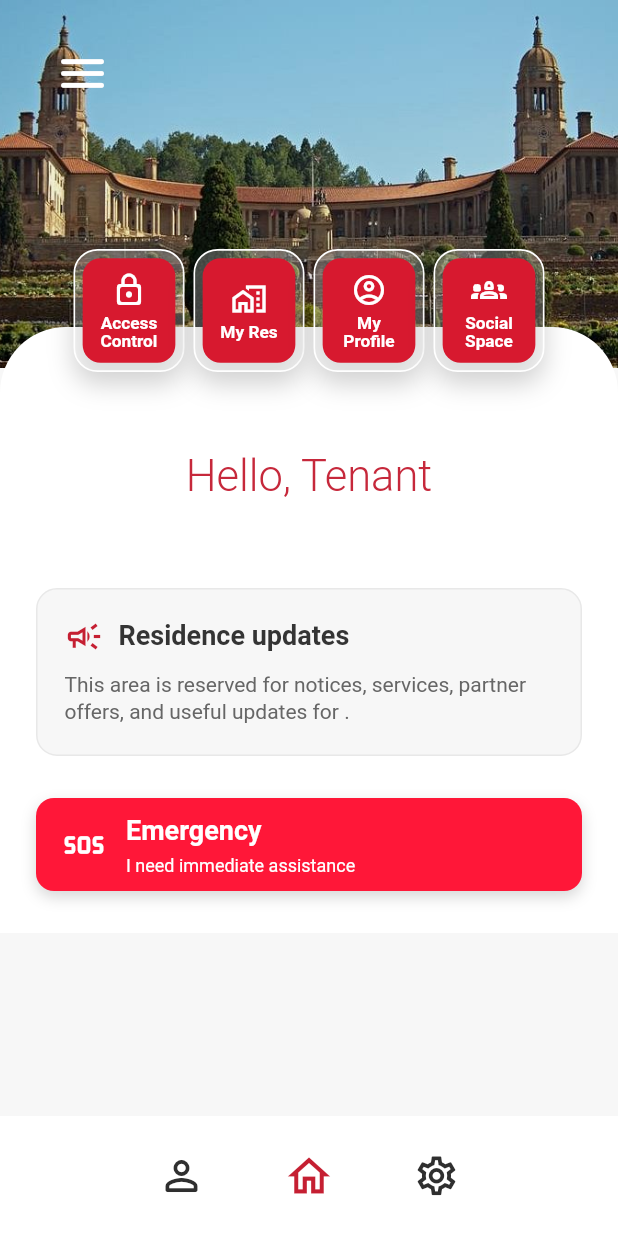
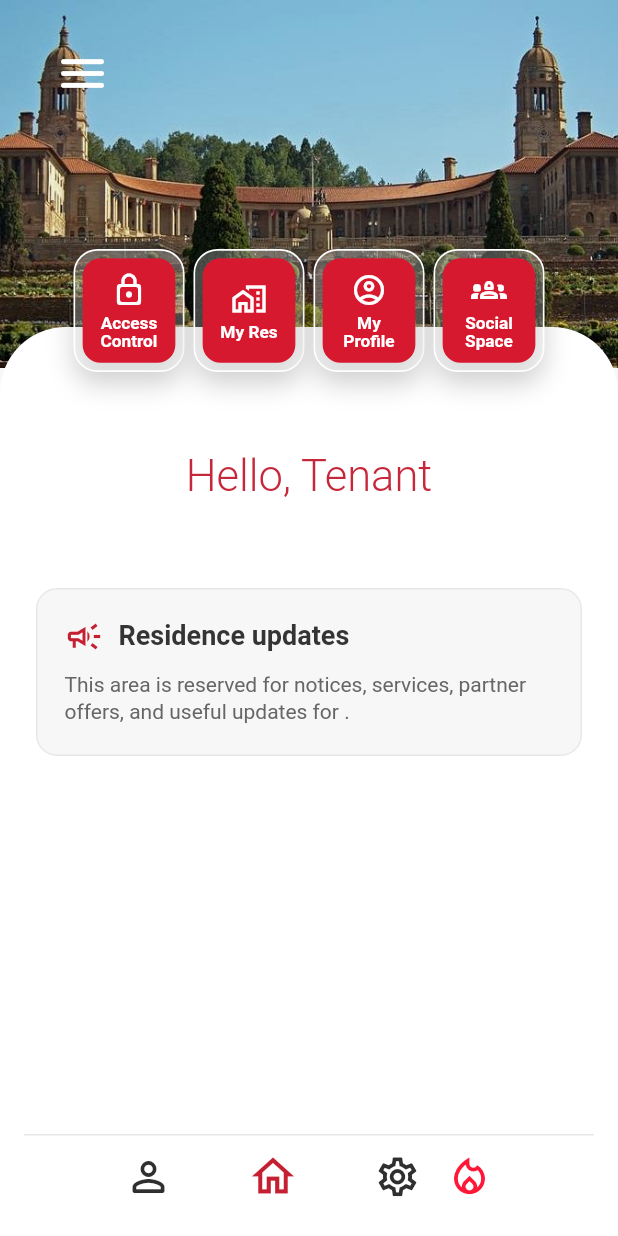
Before and after one commit to maitsapot/residence-operating-system, a Flutter app: the TenantScreen screen opened directly with empty values, on a phone screen of 412 x 824 dp. Run offline on Flutter 3.47's test engine with Material 3 defaults, Android fonts, the phone set to English and light mode, and no system bars; our stand-ins replace logger; network calls fail.

Commit message:
Refine tenant submenu cards

```diff
--- a/mobile/lib/main.dart
+++ b/mobile/lib/main.dart
@@ -303,7 +303,6 @@ class _TenantScreenState extends State<TenantScreen> {
 
     return SafeArea(
       bottom: false,
-      child: SingleChildScrollView(
       child: Stack(
         clipBehavior: Clip.none,
         alignment: Alignment.topCenter,
@@ -316,6 +315,24 @@ class _TenantScreenState extends State<TenantScreen> {
           Positioned(top: 166, child: buildHeroMenu()),
         ],
       ),
+    );
+  }
+
+  Widget buildContentSheet(String residenceName) {
+    return Container(
+      width: double.infinity,
+      height: double.infinity,
+      padding: const EdgeInsets.fromLTRB(24, 78, 24, 0),
+      decoration: const BoxDecoration(
+        color: Colors.white,
+        borderRadius: BorderRadius.only(
+          topLeft: Radius.circular(44),
+          topRight: Radius.circular(44),
+        ),
+      ),
+      child: SingleChildScrollView(
+        padding: const EdgeInsets.only(bottom: 18),
+        child: buildContentSheetBody(residenceName),
       ),
     );
   }
@@ -472,18 +489,8 @@ class _TenantScreenState extends State<TenantScreen> {
     );
   }
 
-  Widget buildContentSheet(String residenceName) {
-    return Container(
-      width: double.infinity,
-      padding: const EdgeInsets.fromLTRB(24, 78, 24, 28),
-      decoration: const BoxDecoration(
-        color: Colors.white,
-        borderRadius: BorderRadius.only(
-          topLeft: Radius.circular(44),
-          topRight: Radius.circular(44),
-        ),
-      ),
-      child: Column(
+  Widget buildContentSheetBody(String residenceName) {
+    return Column(
       children: [
         if (selectedHeroMenu == null && selectedHomeDetail == null) ...[
           Text(
@@ -510,10 +517,7 @@ class _TenantScreenState extends State<TenantScreen> {
           const SizedBox(height: 28),
         ],
         buildHomePanelContent(residenceName),
-          const SizedBox(height: 28),
-          buildEmergencyButton(),
       ],
-      ),
     );
   }
 
@@ -581,9 +585,9 @@ class _TenantScreenState extends State<TenantScreen> {
       itemCount: actions.length,
       gridDelegate: const SliverGridDelegateWithFixedCrossAxisCount(
         crossAxisCount: 2,
-        crossAxisSpacing: 8,
-        mainAxisSpacing: 8,
-        childAspectRatio: 3.45,
+        crossAxisSpacing: 16,
+        mainAxisSpacing: 16,
+        childAspectRatio: 1.95,
       ),
       itemBuilder: (context, index) => buildActionCard(actions[index]),
     );
@@ -640,15 +644,15 @@ class _TenantScreenState extends State<TenantScreen> {
         ).showSnackBar(SnackBar(content: Text("${action.label} coming soon")));
       },
       child: Container(
-        padding: const EdgeInsets.symmetric(horizontal: 8, vertical: 5),
+        padding: const EdgeInsets.fromLTRB(14, 12, 12, 10),
         decoration: BoxDecoration(
-          color: const Color(0xFFF2F2F2),
-          borderRadius: BorderRadius.circular(8),
+          color: Colors.white,
+          borderRadius: BorderRadius.circular(12),
           boxShadow: [
             BoxShadow(
-              color: Colors.black.withValues(alpha: 0.06),
-              blurRadius: 5,
-              offset: const Offset(0, 2),
+              color: Colors.black.withValues(alpha: 0.16),
+              blurRadius: 12,
+              offset: const Offset(0, 5),
             ),
           ],
         ),
@@ -656,8 +660,8 @@ class _TenantScreenState extends State<TenantScreen> {
           crossAxisAlignment: CrossAxisAlignment.start,
           mainAxisAlignment: MainAxisAlignment.center,
           children: [
-            Icon(action.icon, color: const Color(0xFFC51F32), size: 18),
-            const SizedBox(height: 3),
+            Icon(action.icon, color: const Color(0xFFC51F32), size: 28),
+            const SizedBox(height: 8),
             Text(
               action.label,
               textAlign: TextAlign.left,
@@ -665,10 +669,10 @@ class _TenantScreenState extends State<TenantScreen> {
               overflow: TextOverflow.ellipsis,
               style: const TextStyle(
                 color: Color(0xFF474747),
-                fontSize: 9.5,
-                fontWeight: FontWeight.w500,
+                fontSize: 15,
+                fontWeight: FontWeight.w400,
                 letterSpacing: 0,
-                height: 0.96,
+                height: 1.05,
               ),
             ),
           ],
@@ -709,64 +713,6 @@ class _TenantScreenState extends State<TenantScreen> {
           ),
         ],
       ],
-    );
-  }
-
-  Widget buildEmergencyButton() {
-    return InkWell(
-      borderRadius: BorderRadius.circular(15),
-      onTap: () {
-        ScaffoldMessenger.of(context).showSnackBar(
-          const SnackBar(content: Text("Emergency flow coming soon")),
-        );
-      },
-      child: Container(
-        width: double.infinity,
-        padding: const EdgeInsets.symmetric(horizontal: 18, vertical: 9),
-        decoration: BoxDecoration(
-          color: const Color(0xFFFF1738),
-          borderRadius: BorderRadius.circular(12),
-          boxShadow: [
-            BoxShadow(
-              color: Colors.black.withValues(alpha: 0.16),
-              blurRadius: 8,
-              offset: const Offset(0, 4),
-            ),
-          ],
-        ),
-        child: const Row(
-          children: [
-            Icon(Icons.sos_rounded, color: Colors.white, size: 28),
-            SizedBox(width: 14),
-            Expanded(
-              child: Column(
-                crossAxisAlignment: CrossAxisAlignment.start,
-                children: [
-                  Text(
-                    "Emergency",
-                    style: TextStyle(
-                      color: Colors.white,
-                      fontSize: 18,
-                      fontWeight: FontWeight.w700,
-                      letterSpacing: 0,
-                    ),
-                  ),
-                  SizedBox(height: 1),
-                  Text(
-                    "I need immediate assistance",
-                    style: TextStyle(
-                      color: Colors.white,
-                      fontSize: 12,
-                      fontWeight: FontWeight.w400,
-                      letterSpacing: 0,
-                    ),
-                  ),
-                ],
-              ),
-            ),
-          ],
-        ),
-      ),
     );
   }
 
@@ -851,7 +797,11 @@ class _TenantScreenState extends State<TenantScreen> {
       color: Colors.white,
       elevation: 8,
       child: SizedBox(
-        height: 58,
+        height: 59,
+        child: Column(
+          children: [
+            Container(height: 1, color: const Color(0xFFE6E6E6)),
+            Expanded(
               child: Row(
                 mainAxisAlignment: MainAxisAlignment.center,
                 children: [
@@ -869,7 +819,7 @@ class _TenantScreenState extends State<TenantScreen> {
                       size: 32,
                     ),
                   ),
-            const SizedBox(width: 36),
+                  const SizedBox(width: 34),
                   IconButton(
                     onPressed: () {
                       setState(() {
@@ -884,7 +834,7 @@ class _TenantScreenState extends State<TenantScreen> {
                       size: 34,
                     ),
                   ),
-            const SizedBox(width: 36),
+                  const SizedBox(width: 34),
                   IconButton(
                     onPressed: () {
                       ScaffoldMessenger.of(context).showSnackBar(
@@ -895,6 +845,23 @@ class _TenantScreenState extends State<TenantScreen> {
                       Icons.settings_outlined,
                       color: Color(0xFF2F2F2F),
                       size: 31,
+                    ),
+                  ),
+                  IconButton(
+                    onPressed: () {
+                      ScaffoldMessenger.of(context).showSnackBar(
+                        const SnackBar(
+                          content: Text("Emergency flow coming soon"),
+                        ),
+                      );
+                    },
+                    icon: const Icon(
+                      Icons.local_fire_department_outlined,
+                      color: Color(0xFFFF1738),
+                      size: 31,
+                    ),
+                  ),
+                ],
               ),
             ),
           ],
```
Lines whose indentation alone changed are shown as unchanged.
